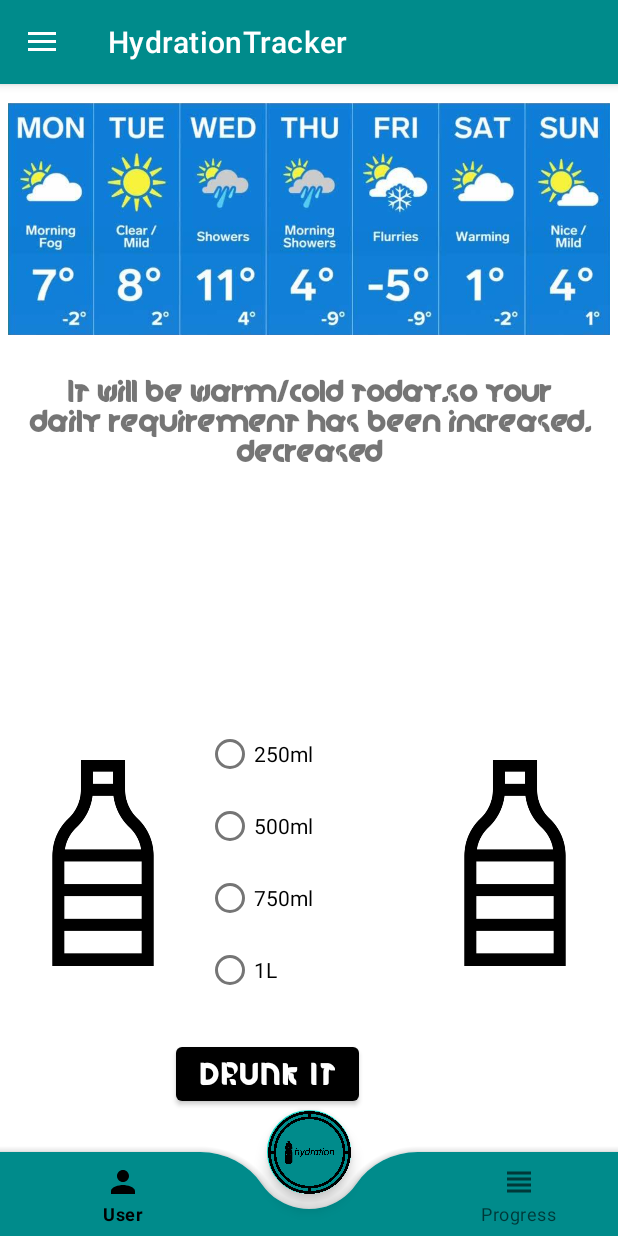
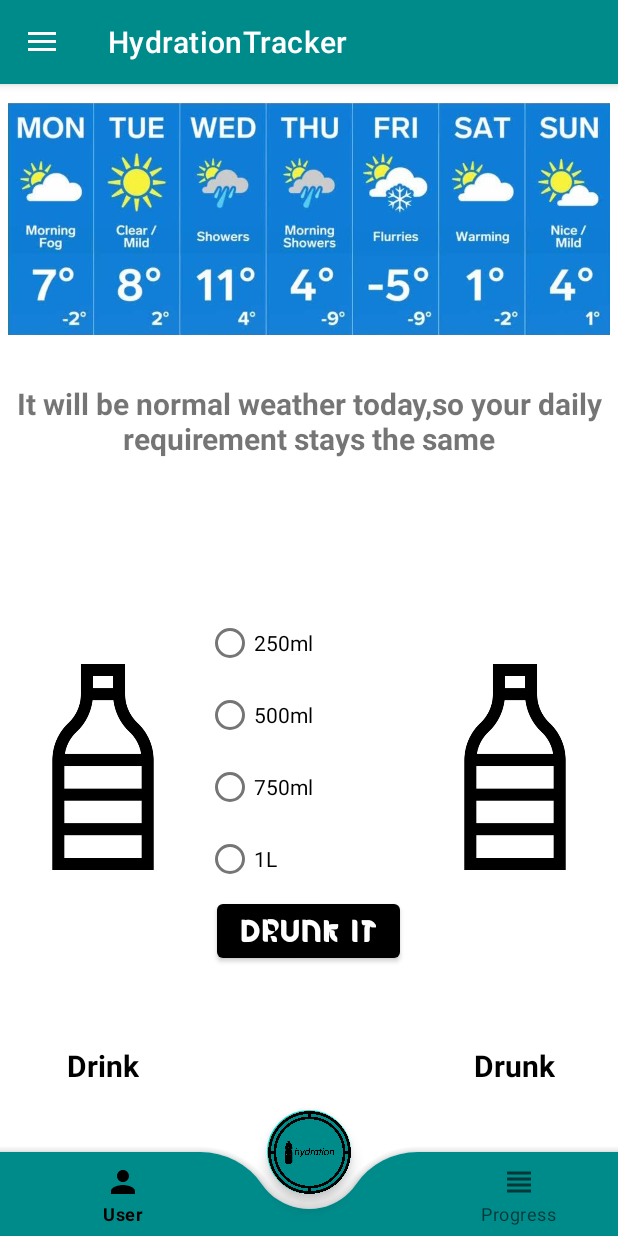
Before and after one commit to Marcinho2107/HydrationTracker, an Android app: the MainScreen screen opened directly, with no data from a screen before it, on a phone screen of 412 x 824 dp. Run offline under Robolectric (Android 15) with nearby library versions, the light colour scheme and no system bars; Roboto replaces fonts that are not available here.

Commit message:
Revert "Main Screen V1.1_5"
This reverts commit e4f0d974

```diff
--- a/app/src/main/java/com/example/hydrationtracker_git/MainScreen.java
+++ b/app/src/main/java/com/example/hydrationtracker_git/MainScreen.java
@@ -1,24 +1,13 @@
 package com.example.hydrationtracker_git;
 
-import android.Manifest;
-import android.annotation.SuppressLint;
-import android.content.pm.PackageManager;
-import android.location.Address;
-import android.location.Geocoder;
-import android.location.Location;
-import android.location.LocationListener;
-import android.location.LocationManager;
+
 import android.os.Bundle;
 import android.view.MenuItem;
 import android.view.View;
-import android.widget.Button;
-import android.widget.TextView;
 import android.widget.Toast;
 import androidx.annotation.NonNull;
 import androidx.appcompat.app.ActionBarDrawerToggle;
 import androidx.appcompat.app.AppCompatActivity;
-import androidx.core.app.ActivityCompat;
-import androidx.core.content.ContextCompat;
 import androidx.core.view.GravityCompat;
 import androidx.drawerlayout.widget.DrawerLayout;
 import androidx.fragment.app.Fragment;
@@ -29,14 +18,10 @@ import com.google.android.material.bottomnavigation.BottomNavigationView;
 import com.google.android.material.floatingactionbutton.FloatingActionButton;
 import com.google.android.material.navigation.NavigationBarView;
 import com.google.android.material.navigation.NavigationView;
-import java.util.List;
-import java.util.Locale;
 
 /** @noinspection ALL*/
-public class MainScreen extends AppCompatActivity implements LocationListener, NavigationView.OnNavigationItemSelectedListener {
-    TextView txt_view_location;
-    Button button_location;
-    LocationManager locationManager_location;
+public class MainScreen extends AppCompatActivity implements NavigationView.OnNavigationItemSelectedListener {
+
     DrawerLayout dl;
     BottomNavigationView bnv;
     FragmentManager fm;
@@ -47,12 +32,9 @@ public class MainScreen extends AppCompatActivity implements LocationListener, N
     protected void onCreate(Bundle savedInstanceState) {
         super.onCreate(savedInstanceState);
         setContentView(R.layout.activity_main_screen);
-        //Initializing Location Items
-        //txt_view_location = findViewById(R.id.location_txt_view);
-        //button_location = findViewById(R.id.location_button);
         //Initializing Main Screen Navigation Items
-        fab = findViewById(R.id.floatingActionButton);
-        t = findViewById(R.id.toolbar);
+        fab = findViewById(R.id.floatingActionButton_bottom);
+        t = findViewById(R.id.toolbar_top);
         setSupportActionBar(t);
         dl = findViewById(R.id.drawer_layout);
         ActionBarDrawerToggle toggle = new ActionBarDrawerToggle(this, dl, t, R.string.navigation_drawer_open, R.string.navigation_drawer_close);
@@ -60,7 +42,7 @@ public class MainScreen extends AppCompatActivity implements LocationListener, N
         toggle.syncState();
         NavigationView navigationView = findViewById(R.id.navigationView);
         navigationView.setNavigationItemSelectedListener(this);
-        bnv = findViewById(R.id.bottomNavigationView);
+        bnv = findViewById(R.id.bottomNavigationView_bottom);
         bnv.setBackground(null);
         bnv.setOnItemSelectedListener(new NavigationBarView.OnItemSelectedListener() {
             @Override
@@ -84,14 +66,6 @@ public class MainScreen extends AppCompatActivity implements LocationListener, N
                 Toast.makeText(MainScreen.this,"Upload", Toast.LENGTH_SHORT).show();
             }
         }));
-        //Runtime Permission
-        if (ContextCompat.checkSelfPermission(MainScreen.this, Manifest.permission.ACCESS_FINE_LOCATION)
-        != PackageManager.PERMISSION_GRANTED){
-            ActivityCompat.requestPermissions(MainScreen.this, new String[]{
-                    Manifest.permission.ACCESS_FINE_LOCATION
-            },100);
-        }
-        button_location.setOnClickListener(v -> getLocation());
         //WeatherAPIRequest Instance
         WeatherAPIRequest weatherAPIRequest = new WeatherAPIRequest();
         //WeatherAPIRequest Instance URL()
@@ -125,45 +99,9 @@ public class MainScreen extends AppCompatActivity implements LocationListener, N
     }
     private void openFragment(Fragment fragment){
         FragmentTransaction transaction=fm.beginTransaction();
-        transaction.replace(R.id.fragment_layout_fragmentContainer, fragment);
+        transaction.replace(R.id.frameLayout_all, fragment);
         transaction.commit();
     }
-    //Location Methods
-    @SuppressLint("MissingPermission")
-    private void getLocation(){
-        try{
-            locationManager_location = (LocationManager) getApplicationContext().getSystemService(LOCATION_SERVICE);
-            locationManager_location.requestLocationUpdates(LocationManager.GPS_PROVIDER, 5000, 5, MainScreen.this);
-        }catch(Exception e){
-            e.printStackTrace();
-        }
-    }
-    @Override
-    public void onLocationChanged(@NonNull Location location) {
-        Toast.makeText(this, location.getLatitude()+","+location.getLongitude(), Toast.LENGTH_SHORT).show();
-        try{
-            Geocoder geocoder = new Geocoder(MainScreen.this, Locale.getDefault());
-            List<Address> addresses = geocoder.getFromLocation(location.getLatitude(),location.getLongitude(),1);
-            assert addresses != null;
-            String address = addresses.get(0).getAddressLine(0);
-            txt_view_location.setText(address);
-        }catch (Exception e) {
-            e.printStackTrace();
-        }
-    }
-    @Override
-    public void onStatusChanged(String provider, int status, Bundle extras) {
-        LocationListener.super.onStatusChanged(provider, status, extras);
-    }
-    @Override
-    public void onProviderEnabled(@NonNull String provider) {
-        LocationListener.super.onProviderEnabled(provider);
-    }
-    @Override
-    public void onProviderDisabled(@NonNull String provider) {
-        LocationListener.super.onProviderDisabled(provider);
-    }
-
     public void radio_button_clicked(View view) {
     }
 }
--- a/app/src/main/res/layout/activity_main_screen.xml
+++ b/app/src/main/res/layout/activity_main_screen.xml
@@ -7,126 +7,177 @@
     android:layout_width="match_parent"
     android:layout_height="match_parent"
     tools:context=".MainScreen">
+
     <RelativeLayout
         android:id="@+id/relative_layout"
         android:layout_width="match_parent"
         android:layout_height="match_parent"
         android:background="@color/colorWhite">
+
         <androidx.appcompat.widget.Toolbar
-            android:id="@+id/toolbar"
+            android:id="@+id/toolbar_top"
             android:layout_width="match_parent"
             android:layout_height="?attr/actionBarSize"
             android:background="@color/colorDarkCyan"
             android:elevation="4dp"
             android:theme="@style/ThemeOverlay.AppCompat.Dark.ActionBar"
             app:popupTheme="@style/ThemeOverlay.AppCompat.Light"/>
+
         <FrameLayout
-            android:id="@+id/fragment_layout_fragmentContainer"
+            android:id="@+id/frameLayout_all"
             android:layout_width="match_parent"
             android:layout_height="match_parent"/>
 
-
         <LinearLayout
-            android:id="@+id/linear_layout1"
+            android:id="@+id/linearLayout_top"
             android:layout_width="match_parent"
             android:layout_height="wrap_content"
-            android:gravity="center"
+            android:layout_below="@+id/toolbar_top"
             android:orientation="vertical"
-            android:layout_below="@+id/toolbar"
             tools:ignore="UseCompoundDrawables,UselessParent">
+
             <ImageView
-                android:id="@+id/weather_img_view"
+                android:id="@+id/imageView_weather"
                 android:layout_width="match_parent"
                 android:layout_height="180dp"
                 android:padding="5dp"
                 android:importantForAccessibility="no"
                 android:src="@drawable/weather_test"/>
+
             <TextView
-                android:id="@+id/location_txt_view"
+                android:id="@+id/textView_weather"
                 android:layout_width="match_parent"
                 android:layout_height="70dp"
-                android:gravity="center"
                 android:layout_margin="10dp"
-                android:fontFamily="@font/oblong"
-                android:text="@string/suggestion_text"
+                android:text="@string/suggestion_text_normal"
                 android:textSize="20sp"
                 android:textStyle="bold"
+                android:gravity="center"
                 tools:ignore="TextSizeCheck"/>
         </LinearLayout>
+
         <LinearLayout
-            android:id="@+id/linear_layout2"
+            android:id="@+id/linearLayout_bottom"
             android:layout_width="match_parent"
             android:layout_height="wrap_content"
-            android:gravity="center"
+            android:layout_below="@+id/linearLayout_top"
+            android:layout_marginBottom="100dp"
             android:orientation="horizontal"
-            android:layout_below="@+id/linear_layout1">
-            <ImageView
-                android:id="@+id/bottle1"
+            tools:ignore="NotSibling">
+
+            <LinearLayout
+                android:id="@+id/linearLayout_bottle1"
                 android:layout_width="0dp"
                 android:layout_height="wrap_content"
                 android:layout_weight="1"
-                android:importantForAccessibility="no"
-                android:src="@drawable/bottle_empty"/>
+                android:orientation="vertical"
+                android:gravity="center_vertical"
+                tools:ignore="UseCompoundDrawables">
+                <ImageView
+                    android:id="@+id/imageView_emptyBottle1"
+                    android:layout_width="wrap_content"
+                    android:layout_height="0dp"
+                    android:layout_weight="1"
+                    android:importantForAccessibility="no"
+                    android:src="@drawable/bottle_empty"
+                    tools:ignore="NestedWeights"/>
+                <TextView
+                    android:id="@+id/textView_emptyBottle1"
+                    android:layout_width="wrap_content"
+                    android:layout_height="wrap_content"
+                    android:layout_gravity="center"
+                    android:text="@string/bottle1"
+                    android:textColor="@android:color/black"
+                    android:textSize="20sp"
+                    android:textStyle="bold"
+                    android:gravity="center"/>
+            </LinearLayout>
+
             <RadioGroup
-                android:id="@+id/radio_group"
+                android:id="@+id/radioGroup"
                 android:layout_width="0dp"
                 android:layout_height="wrap_content"
                 android:layout_weight="1"
-                android:gravity="center"
+                android:layout_gravity="center"
                 tools:ignore="UselessParent">
                 <RadioButton
-                    android:id="@+id/radio_button1"
+                    android:id="@+id/radioButton1"
                     android:layout_width="match_parent"
                     android:layout_height="match_parent"
-                    android:layout_gravity="center"
                     android:onClick="radio_button_clicked"
                     android:text="@string/radio_button1"
                     tools:ignore="VisualLintButtonSize">
                 </RadioButton>
                 <RadioButton
-                    android:id="@+id/radio_button2"
+                    android:id="@+id/radioButton2"
                     android:layout_width="match_parent"
                     android:layout_height="match_parent"
-                    android:layout_gravity="center"
                     android:onClick="radio_button_clicked"
                     android:text="@string/radio_button2"
                     tools:ignore="VisualLintButtonSize">
                 </RadioButton>
                 <RadioButton
-                    android:id="@+id/radio_button3"
+                    android:id="@+id/radioButton3"
                     android:layout_width="match_parent"
                     android:layout_height="match_parent"
-                    android:layout_gravity="center"
                     android:onClick="radio_button_clicked"
                     android:text="@string/radio_button3"
                     tools:ignore="VisualLintButtonSize">
                 </RadioButton>
                 <RadioButton
-                    android:id="@+id/radio_button4"
+                    android:id="@+id/radioButton4"
                     android:layout_width="match_parent"
                     android:layout_height="match_parent"
-                    android:layout_gravity="center"
                     android:onClick="radio_button_clicked"
                     android:text="@string/radio_button4"
                     tools:ignore="VisualLintButtonSize">
                 </RadioButton>
+                <Button
+                    android:id="@+id/button"
+                    android:layout_width="wrap_content"
+                    android:layout_height="wrap_content"
+                    android:layout_gravity="center"
+                    android:fontFamily="@font/oblong"
+                    android:text="@string/drunk_it"
+                    android:textSize="20sp"
+                    android:textStyle="bold"
+                    tools:ignore="ObsoleteLayoutParam"/>
             </RadioGroup>
-            <ImageView
-                android:id="@+id/bottle2"
+
+            <LinearLayout
                 android:layout_width="0dp"
                 android:layout_height="wrap_content"
                 android:layout_weight="1"
-                android:importantForAccessibility="no"
-                android:src="@drawable/bottle_empty"/>
+                android:orientation="vertical"
+                android:gravity="center_horizontal"
+                tools:ignore="UseCompoundDrawables">
+                <ImageView
+                    android:id="@+id/imageView_emptyBottle2"
+                    android:layout_width="wrap_content"
+                    android:layout_height="0dp"
+                    android:layout_weight="1"
+                    android:importantForAccessibility="no"
+                    android:src="@drawable/bottle_empty"
+                    tools:ignore="NestedWeights"/>
+                <TextView
+                    android:id="@+id/textView_emptyBottle2"
+                    android:layout_width="wrap_content"
+                    android:layout_height="wrap_content"
+                    android:layout_gravity="center"
+                    android:text="@string/bottle2"
+                    android:textColor="@android:color/black"
+                    android:textSize="20sp"
+                    android:textStyle="bold"
+                    android:gravity="center"/>
+            </LinearLayout>
         </LinearLayout>
 
-
         <androidx.coordinatorlayout.widget.CoordinatorLayout
-            android:id="@+id/coordinatorLayout"
+            android:id="@+id/coordinatorLayout_all"
             android:layout_width="match_parent"
             android:layout_height="match_parent">
             <com.google.android.material.bottomappbar.BottomAppBar
-                android:id="@+id/bottomAppBar"
+                android:id="@+id/bottomAppBar_bottom"
                 android:layout_width="match_parent"
                 android:layout_height="wrap_content"
                 android:layout_gravity="bottom"
@@ -135,34 +186,23 @@
                 app:fabCradleRoundedCornerRadius="50dp"
                 tools:ignore="VisualLintBottomAppBar">
                 <com.google.android.material.bottomnavigation.BottomNavigationView
-                    android:id="@+id/bottomNavigationView"
+                    android:id="@+id/bottomNavigationView_bottom"
                     android:layout_width="wrap_content"
                     android:layout_height="wrap_content"
+                    android:background="@android:color/transparent"
                     app:labelVisibilityMode="labeled"
-                    app:menu="@menu/bottom_nav_menu_home_screen"
-                    android:background="@android:color/transparent"/>
+                    app:menu="@menu/bottom_nav_menu_home_screen"/>
             </com.google.android.material.bottomappbar.BottomAppBar>
             <com.google.android.material.floatingactionbutton.FloatingActionButton
-                android:id="@+id/floatingActionButton"
+                android:id="@+id/floatingActionButton_bottom"
                 android:layout_width="wrap_content"
                 android:layout_height="match_parent"
                 android:backgroundTint="@color/colorDarkCyan"
                 android:tint="@color/colorBlack"
                 android:src="@drawable/logo_floating_button"
                 android:importantForAccessibility="no"
-                app:layout_anchor="@id/bottomAppBar"
+                app:layout_anchor="@id/bottomAppBar_bottom"
                 app:maxImageSize="62dp"/>
-
-            <Button
-                android:id="@+id/drunk_it_button"
-                android:layout_width="wrap_content"
-                android:layout_height="wrap_content"
-                android:layout_gravity="center_horizontal"
-                android:fontFamily="@font/oblong"
-                android:text="@string/drunk_it"
-                android:textSize="20sp"
-                android:textStyle="bold"
-                app:layout_anchor="@id/floatingActionButton" />
         </androidx.coordinatorlayout.widget.CoordinatorLayout>
     </RelativeLayout>
     <com.google.android.material.navigation.NavigationView
@@ -174,7 +214,7 @@
         android:theme="@style/ThemeOverlay.AppCompat.navTheme"
         app:itemIconTint="@color/colorWhite"
         app:itemTextColor="@color/colorWhite"
-        app:headerLayout="@layout/top_left_drawer_menu_home_screen_header"
+        app:headerLayout="@layout/right_drawer_menu_home_screen_header"
         app:menu="@menu/top_left_drawer_menu_home_screen"
         tools:ignore="VisualLintBounds" />
 </androidx.drawerlayout.widget.DrawerLayout>
--- a/app/src/main/res/values/strings.xml
+++ b/app/src/main/res/values/strings.xml
@@ -3,14 +3,18 @@
     <string name="hello_blank_fragment">Hello blank fragment</string>
     //Location
     <string name="current_location">Current Location</string>
+    <string name="get_location">Get Location</string>
     //Weather
-    <string name="suggestion_text">It will be warm/cold today,so your daily requirement has been increased, decreased</string>
+    <string name="suggestion_text_normal">It will be normal weather today,so your daily requirement stays the same</string>
+    <string name="suggestion_text_warmer">It will be warm weather today,so your daily requirement has been increased</string>
     //(home_screen)
     <string name="drunk_it">Drunk It</string>
     <string name="radio_button1">250ml</string>
     <string name="radio_button2">500ml</string>
     <string name="radio_button3">750ml</string>
     <string name="radio_button4">1L</string>
+    <string name="bottle1">Drink</string>
+    <string name="bottle2">Drunk</string>
     //(top_left_drawer_menu_home_screen)
     <string name="day_tracking">Day Tracking</string>
     <string name="week_tracking">Week Tracking</string>
```
Also changed, not shown: app/src/main/res/layout/right_drawer_menu_home_screen_header.xml (renamed from app/src/main/res/layout/top_left_drawer_menu_home_screen_header.xml).
